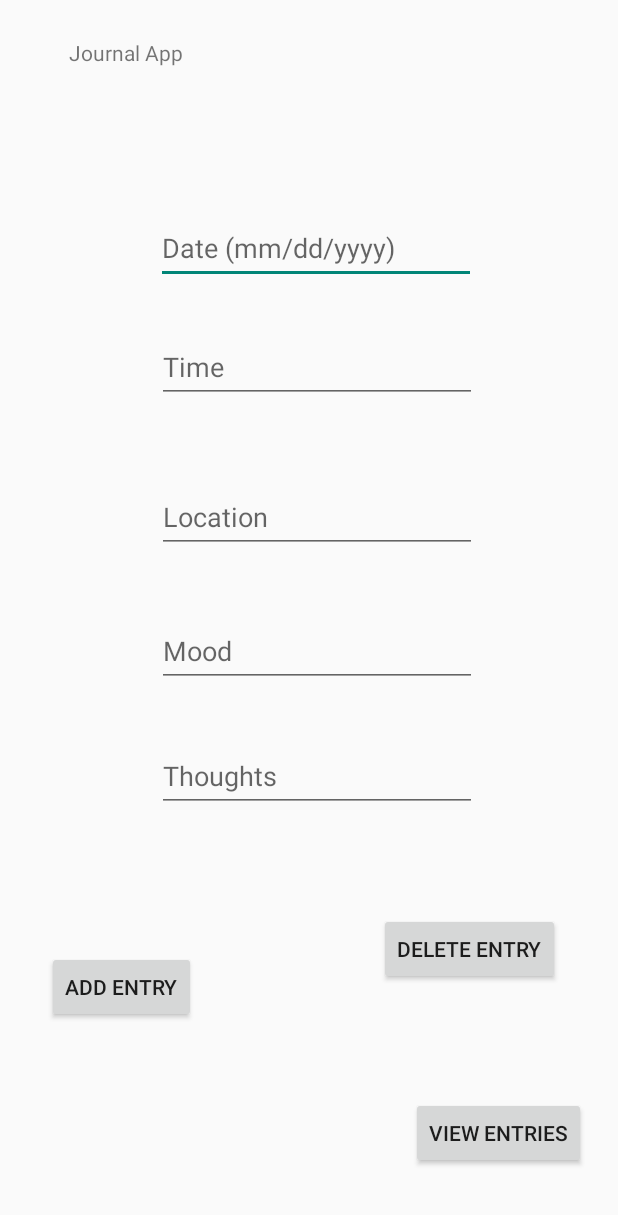
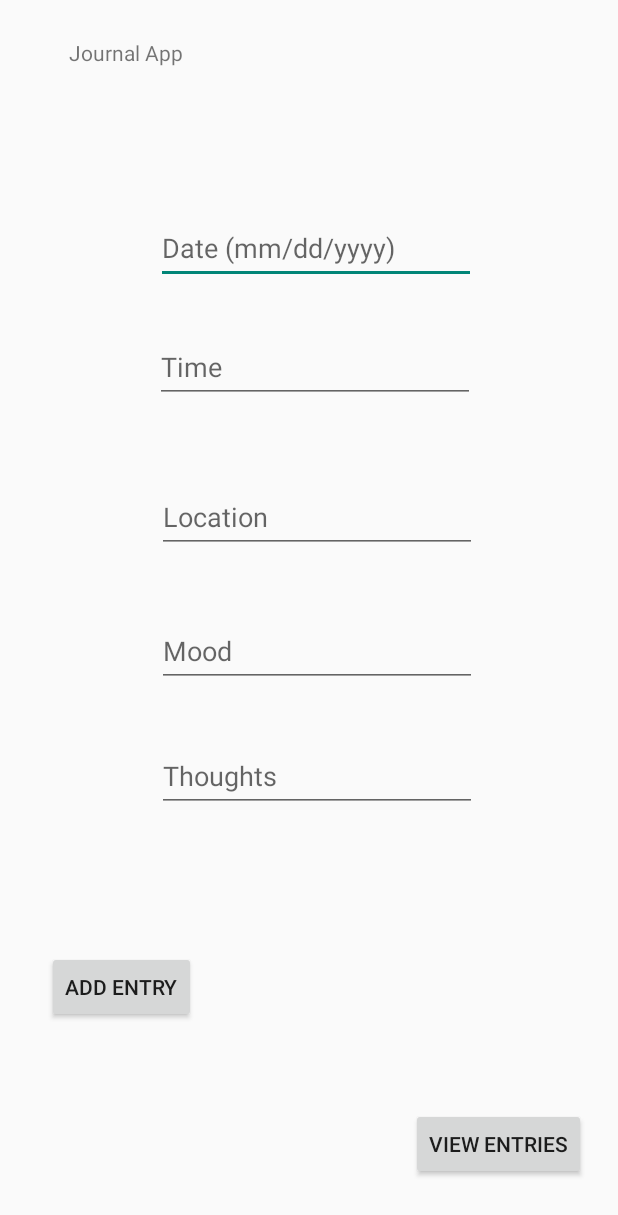
Before and after one commit to RedShellSniper/MobileAppFinalProject, an Android app: the screen it shows after launch (MainActivity), on a phone screen of 412 x 824 dp. Shown: the top 1215 px of the screen. Run offline under Robolectric (Android 15) with nearby library versions, the phone set to English and light mode, and no system bars; 2 statements that could not run were skipped.

```diff
--- a/app/src/main/res/layout/fragment_add_entry.xml
+++ b/app/src/main/res/layout/fragment_add_entry.xml
@@ -27,14 +27,12 @@
         android:layout_width="wrap_content"
         android:layout_height="wrap_content"
         android:layout_marginStart="268dp"
-        android:layout_marginTop="33dp"
         android:layout_marginEnd="16dp"
         android:layout_marginBottom="37dp"
         android:text="@string/view_entries"
         app:layout_constraintBottom_toBottomOf="parent"
         app:layout_constraintEnd_toEndOf="parent"
-        app:layout_constraintStart_toStartOf="parent"
-        app:layout_constraintTop_toBottomOf="@+id/deleteEntry" />
+        app:layout_constraintStart_toStartOf="parent" />
 
     <Button
         android:id="@+id/addEntry"
@@ -45,20 +43,6 @@
         android:text="@string/addEntry"
         app:layout_constraintBottom_toBottomOf="parent"
         app:layout_constraintStart_toStartOf="parent" />
-
-    <Button
-        android:id="@+id/deleteEntry"
-        android:layout_width="wrap_content"
-        android:layout_height="wrap_content"
-        android:layout_marginStart="115dp"
-        android:layout_marginTop="412dp"
-        android:layout_marginEnd="32dp"
-        android:layout_marginBottom="33dp"
-        android:text="@string/deleteEntry"
-        app:layout_constraintBottom_toTopOf="@+id/button2"
-        app:layout_constraintEnd_toEndOf="parent"
-        app:layout_constraintStart_toEndOf="@+id/addEntry"
-        app:layout_constraintTop_toBottomOf="@+id/editText" />
 
     <EditText
         android:id="@+id/editText"
@@ -108,6 +92,7 @@
         android:minHeight="48dp"
         app:layout_constraintBottom_toTopOf="@+id/editText3"
         app:layout_constraintEnd_toEndOf="parent"
+        app:layout_constraintHorizontal_bias="1.0"
         app:layout_constraintStart_toStartOf="parent"
         app:layout_constraintTop_toBottomOf="@+id/editText" />
 
```
